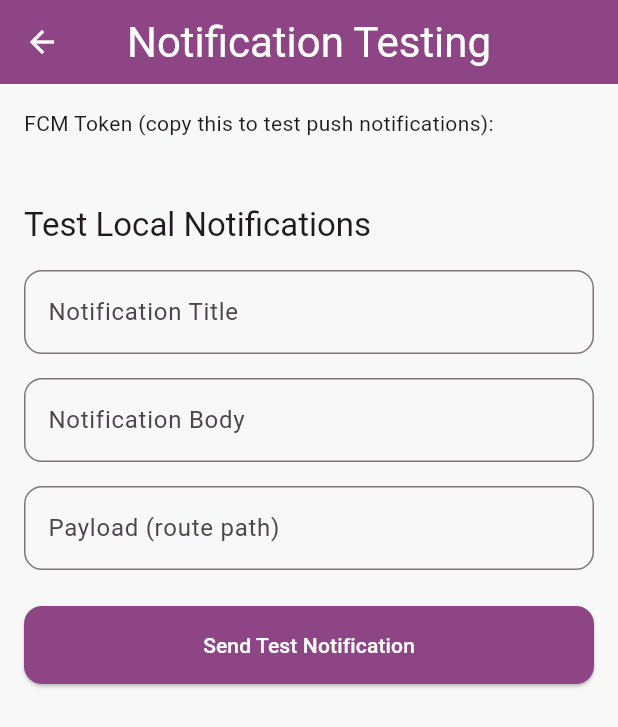
After one commit to mrxdevs/baatu, a Flutter app: the NotificationTestScreen screen opened directly, after a tap on "Send Test Notification", on a phone screen of 412 x 824 dp. The commit adds this screen. Shown: the top 727 px of the screen. Run offline on Flutter 3.47's test engine with Material 3 defaults, Android fonts, the light colour scheme and no system bars; our stand-ins replace audioplayers, cached_network_image, chewie, cloud_firestore, firebase_auth, firebase_core and 13 more; missing offline and left inert: agora_rtc_engine; accounts and stored records are empty.

Commit message:
feat(notifications): add notification service and testing screen
Implement Firebase Messaging and local notifications support with:
- NotificationService class to handle FCM tokens, foreground/background messages
- NotificationTestScreen for testing notifications and displaying FCM token
- Replace deprecated contacts_service with flutter_contacts
- Update platform configurations for notifications support
- Add core library desugaring for Android compatibility

```diff
--- /dev/null
+++ b/lib/services/notification_service.dart
@@ -0,0 +1,144 @@
+import 'package:firebase_messaging/firebase_messaging.dart';
+import 'package:flutter_local_notifications/flutter_local_notifications.dart';
+import 'package:flutter/material.dart';
+
+class NotificationService {
+  static final NotificationService _instance = NotificationService._internal();
+  factory NotificationService() => _instance;
+  NotificationService._internal();
+
+  final FirebaseMessaging _fcm = FirebaseMessaging.instance;
+  final FlutterLocalNotificationsPlugin _localNotifications =
+      FlutterLocalNotificationsPlugin();
+
+  // Initialize notification channels and permissions
+  Future<void> initialize(BuildContext context) async {
+    // Request permission for iOS
+    await _fcm.requestPermission(
+      alert: true,
+      badge: true,
+      sound: true,
+    );
+
+    // Configure local notifications
+    const androidInitialize =
+        AndroidInitializationSettings('@mipmap/ic_launcher');
+    const iOSInitialize = DarwinInitializationSettings();
+    const initializationSettings = InitializationSettings(
+      android: androidInitialize,
+      iOS: iOSInitialize,
+    );
+
+    await _localNotifications.initialize(
+      initializationSettings,
+      onDidReceiveNotificationResponse: (details) {
+        handleNotificationTap(details.payload, context);
+      },
+    );
+
+    // Create notification channel for Android
+    await createNotificationChannel();
+
+    // Handle FCM messages
+    FirebaseMessaging.onMessage.listen((message) {
+      handleForegroundMessage(message, context);
+    });
+
+    FirebaseMessaging.onMessageOpenedApp.listen((message) {
+      handleNotificationTap(message.data['route'], context);
+    });
+
+    // Check if app was opened from terminated state
+    final initialMessage = await _fcm.getInitialMessage();
+    if (initialMessage != null) {
+      handleNotificationTap(initialMessage.data['route'], context);
+    }
+  }
+
+  Future<void> createNotificationChannel() async {
+    const androidChannel = AndroidNotificationChannel(
+      'high_importance_channel',
+      'High Importance Notifications',
+      importance: Importance.max,
+      playSound: true,
+    );
+
+    await _localNotifications
+        .resolvePlatformSpecificImplementation<
+            AndroidFlutterLocalNotificationsPlugin>()
+        ?.createNotificationChannel(androidChannel);
+  }
+
+  Future<void> handleForegroundMessage(
+    RemoteMessage message,
+    BuildContext context,
+  ) async {
+    final androidDetails = AndroidNotificationDetails(
+      'high_importance_channel',
+      'High Importance Notifications',
+      icon: 'ic_launcher',
+      importance: Importance.max,
+      priority: Priority.high,
+    );
+
+    final notificationDetails = NotificationDetails(
+      android: androidDetails,
+      iOS: const DarwinNotificationDetails(),
+    );
+
+    await _localNotifications.show(
+      message.hashCode,
+      message.notification?.title,
+      message.notification?.body,
+      notificationDetails,
+      payload: message.data['route'],
+    );
+  }
+
+  void handleNotificationTap(String? route, BuildContext context) {
+    if (route == null) return;
+
+    switch (route) {
+      case 'chat_screen':
+        Navigator.pushNamed(context, '/chat_screen');
+        break;
+      case 'profile_screen':
+        Navigator.pushNamed(context, '/profile_screen');
+        break;
+      case 'share_screen':
+        Navigator.pushNamed(context, '/share_screen');
+        break;
+      // Add more routes as needed
+    }
+  }
+
+  Future<String?> getFCMToken() async {
+    return await _fcm.getToken();
+  }
+
+  Future<void> showLocalNotification({
+    required String title,
+    required String body,
+    String? payload,
+  }) async {
+    final androidDetails = AndroidNotificationDetails(
+      'high_importance_channel',
+      'High Importance Notifications',
+      importance: Importance.max,
+      priority: Priority.high,
+    );
+
+    final notificationDetails = NotificationDetails(
+      android: androidDetails,
+      iOS: const DarwinNotificationDetails(),
+    );
+
+    await _localNotifications.show(
+      DateTime.now().millisecondsSinceEpoch ~/ 1000,
+      title,
+      body,
+      notificationDetails,
+      payload: payload,
+    );
+  }
+}
--- /dev/null
+++ b/lib/testing_console/notification_test_screen.dart
@@ -0,0 +1,129 @@
+import 'package:firebase_messaging/firebase_messaging.dart';
+import 'package:flutter/material.dart';
+import 'package:baatu/services/notification_service.dart';
+
+class NotificationTestScreen extends StatefulWidget {
+  const NotificationTestScreen({super.key});
+
+  static const String routeName = '/notification_test_screen';
+
+  @override
+  State<NotificationTestScreen> createState() => _NotificationTestScreenState();
+}
+
+class _NotificationTestScreenState extends State<NotificationTestScreen> {
+  final TextEditingController _titleController = TextEditingController();
+  final TextEditingController _bodyController = TextEditingController();
+  final TextEditingController _payloadController = TextEditingController();
+  String? _fcmToken;
+
+  @override
+  void initState() {
+    super.initState();
+    _getFCMToken();
+  }
+
+  Future<void> _getFCMToken() async {
+    await FirebaseMessaging.instance.requestPermission();
+    final token = await FirebaseMessaging.instance.getToken();
+    if (mounted) {
+      setState(() {
+        _fcmToken = token;
+      });
+    }
+  }
+
+  @override
+  void dispose() {
+    _titleController.dispose();
+    _bodyController.dispose();
+    _payloadController.dispose();
+    super.dispose();
+  }
+
+  @override
+  Widget build(BuildContext context) {
+    final theme = Theme.of(context);
+
+    return Scaffold(
+      appBar: AppBar(
+        iconTheme: const IconThemeData(color: Colors.white),
+        title: Text(
+          'Notification Testing',
+          style: theme.textTheme.headlineMedium?.copyWith(color: Colors.white),
+        ),
+        centerTitle: true,
+        backgroundColor: theme.primaryColor,
+      ),
+      body: SingleChildScrollView(
+        padding: const EdgeInsets.all(16.0),
+        child: Column(
+          crossAxisAlignment: CrossAxisAlignment.stretch,
+          children: [
+            if (_fcmToken != null) ...[
+              const Text('FCM Token (copy this to test push notifications):'),
+              SelectableText(_fcmToken!),
+              const SizedBox(height: 20),
+            ],
+            Text(
+              'Test Local Notifications',
+              style: theme.textTheme.titleLarge,
+            ),
+            const SizedBox(height: 16),
+            TextField(
+              controller: _titleController,
+              decoration: InputDecoration(
+                labelText: 'Notification Title',
+                border: OutlineInputBorder(
+                  borderRadius: BorderRadius.circular(12),
+                ),
+              ),
+            ),
+            const SizedBox(height: 16),
+            TextField(
+              controller: _bodyController,
+              decoration: InputDecoration(
+                labelText: 'Notification Body',
+                border: OutlineInputBorder(
+                  borderRadius: BorderRadius.circular(12),
+                ),
+              ),
+            ),
+            const SizedBox(height: 16),
+            TextField(
+              controller: _payloadController,
+              decoration: InputDecoration(
+                labelText: 'Payload (route path)',
+                hintText: '/chat_screen',
+                border: OutlineInputBorder(
+                  borderRadius: BorderRadius.circular(12),
+                ),
+              ),
+            ),
+            const SizedBox(height: 24),
+            ElevatedButton(
+              onPressed: () {
+                NotificationService().showLocalNotification(
+                  title: _titleController.text,
+                  body: _bodyController.text,
+                  payload: _payloadController.text,
+                );
+              },
+              style: ElevatedButton.styleFrom(
+                backgroundColor: theme.primaryColor,
+                padding: const EdgeInsets.symmetric(vertical: 16),
+                shape: RoundedRectangleBorder(
+                  borderRadius: BorderRadius.circular(12),
+                ),
+              ),
+              child: const Text(
+                'Send Test Notification',
+                style: TextStyle(color: Colors.white),
+              ),
+            ),
+          ],
+        ),
+      ),
+    );
+  }
+}
--- a/lib/testing_console/testing_screen.dart
+++ b/lib/testing_console/testing_screen.dart
@@ -1,6 +1,7 @@
 import 'package:agora_rtc_engine/agora_rtc_engine.dart';
 import 'package:baatu/testing_console/audio_call/audio_call_screen.dart';
 import 'package:baatu/testing_console/markdown_fomatter_screen.dart';
+import 'package:baatu/testing_console/notification_test_screen.dart';
 import 'package:baatu/testing_console/video_call/index.dart';
 import 'package:baatu/testing_console/video_call/video_call_screen.dart';
 import 'package:flutter/material.dart';
@@ -44,7 +45,11 @@ class _TestingScreenState extends State<TestingScreen> {
       'icon': Icons.spatial_audio_off_outlined,
       'screen': const AudioIndexScreen()
     },
-    // Add more testing options here
+    {
+      'title': 'Notification Testing',
+      'icon': Icons.notifications_outlined,
+      'screen': const NotificationTestScreen(),
+    },
   ];
 
   List<Map<String, dynamic>> filteredOptions = [];
```
Also changed, not shown: lib/screens/share_screen.dart (+20 -16 lines), pubspec.yaml (+9 -2 lines), pubspec.lock, 5 other files.
